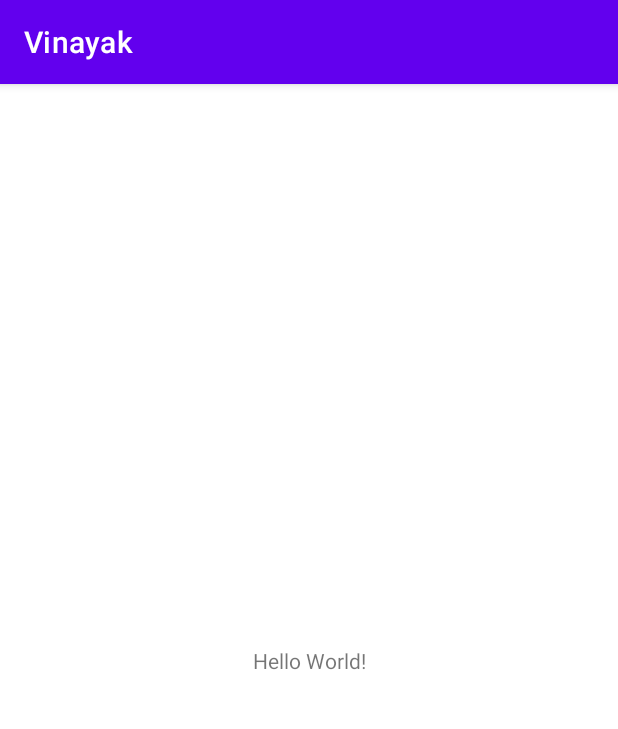
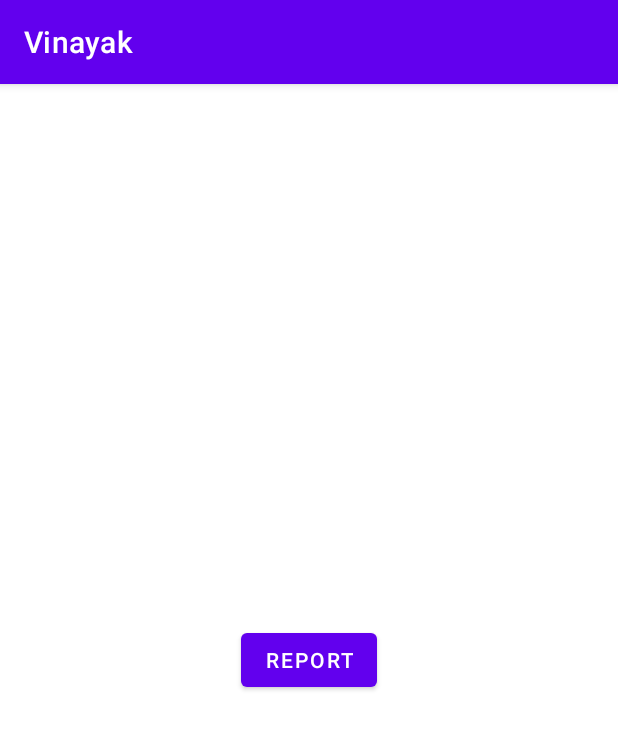
Before and after one commit to gupta-shrinath/Vinayak, an Android app: the screen it shows after launch (MainActivity), on a phone screen of 412 x 824 dp. Shown: the top 729 px of the screen. Run offline under Robolectric (Android 15) with nearby library versions, the phone set to English and light mode, and no system bars.

Commit message:
Create main activity UI

```diff
--- a/app/src/main/res/layout/activity_main.xml
+++ b/app/src/main/res/layout/activity_main.xml
@@ -1,18 +1,16 @@
 <?xml version="1.0" encoding="utf-8"?>
-<androidx.constraintlayout.widget.ConstraintLayout xmlns:android="http://schemas.android.com/apk/res/android"
-    xmlns:app="http://schemas.android.com/apk/res-auto"
+<androidx.appcompat.widget.LinearLayoutCompat
+    xmlns:android="http://schemas.android.com/apk/res/android"
     xmlns:tools="http://schemas.android.com/tools"
     android:layout_width="match_parent"
     android:layout_height="match_parent"
+    android:gravity="center"
     tools:context=".MainActivity">
 
-    <TextView
+    <Button
+        android:id="@+id/report_btn"
         android:layout_width="wrap_content"
         android:layout_height="wrap_content"
-        android:text="Hello World!"
-        app:layout_constraintBottom_toBottomOf="parent"
-        app:layout_constraintLeft_toLeftOf="parent"
-        app:layout_constraintRight_toRightOf="parent"
-        app:layout_constraintTop_toTopOf="parent" />
+        android:text="@string/report"/>
 
-</androidx.constraintlayout.widget.ConstraintLayout>
+</androidx.appcompat.widget.LinearLayoutCompat>
--- a/app/src/main/res/values/strings.xml
+++ b/app/src/main/res/values/strings.xml
@@ -1,3 +1,5 @@
 <resources>
     <string name="app_name">Vinayak</string>
+    <string name="report">Report</string>
+    <string name="report">Report</string>
 </resources>
```
